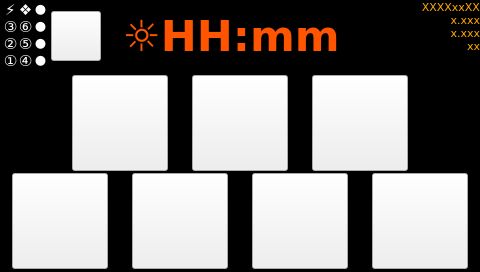
First picture: the form in SmartHome/page010.ui, repository fmandracci/smart-home, before the edit.
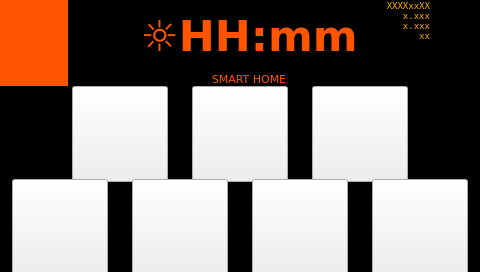
Second picture: the form after the edit. Icons and pictures are not drawn. Custom widgets are drawn as their Qt base class.

```diff
--- a/SmartHome/page010.ui
+++ b/SmartHome/page010.ui
@@ -10,6 +10,12 @@
     <height>272</height>
    </rect>
   </property>
+<property name="sizePolicy">
+<sizepolicy hsizetype="MinimumExpanding" vsizetype="MinimumExpanding">
+<horstretch>0</horstretch>
+<verstretch>0</verstretch>
+</sizepolicy>
+</property>
   <property name="minimumSize">
    <size>
     <width>272</width>
@@ -18,8 +24,8 @@
   </property>
   <property name="maximumSize">
    <size>
-    <width>800</width>
-    <height>800</height>
+<width>1280</width>
+<height>1280</height>
    </size>
   </property>
   <property name="windowTitle">
@@ -39,609 +45,21 @@
     <number>0</number>
    </property>
    <item>
-    <layout class="QHBoxLayout" name="horizontalLayout">
-     <property name="spacing">
-      <number>0</number>
-     </property>
-     <item>
-      <layout class="QGridLayout" name="gridLayout_leds">
-       <property name="leftMargin">
-        <number>3</number>
-       </property>
-       <property name="topMargin">
-        <number>0</number>
-       </property>
-       <property name="rightMargin">
-        <number>3</number>
-       </property>
-       <property name="bottomMargin">
-        <number>0</number>
-       </property>
-       <property name="spacing">
-        <number>0</number>
-       </property>
-       <item row="4" column="2">
-        <widget class="QLabel" name="label_yellow_2">
-         <property name="sizePolicy">
-          <sizepolicy hsizetype="Fixed" vsizetype="Fixed">
-           <horstretch>0</horstretch>
-           <verstretch>0</verstretch>
-          </sizepolicy>
-         </property>
-         <property name="minimumSize">
-          <size>
-           <width>15</width>
-           <height>15</height>
-          </size>
-         </property>
-         <property name="maximumSize">
-          <size>
-           <width>15</width>
-           <height>15</height>
-          </size>
-         </property>
-         <property name="font">
-          <font>
-           <family>DejaVu Sans</family>
-           <pointsize>10</pointsize>
-          </font>
-         </property>
-         <property name="styleSheet">
-          <string notr="true">color: rgb(255, 255, 255);</string>
-         </property>
-         <property name="text">
-          <string notr="true">●</string>
-         </property>
-         <property name="scaledContents">
-          <bool>false</bool>
-         </property>
-         <property name="alignment">
-          <set>Qt::AlignBottom|Qt::AlignHCenter</set>
-         </property>
-        </widget>
-       </item>
-       <item row="1" column="2">
-        <widget class="QLabel" name="label_red">
-         <property name="sizePolicy">
-          <sizepolicy hsizetype="Fixed" vsizetype="Fixed">
-           <horstretch>0</horstretch>
-           <verstretch>0</verstretch>
-          </sizepolicy>
-         </property>
-         <property name="minimumSize">
-          <size>
-           <width>15</width>
-           <height>15</height>
-          </size>
-         </property>
-         <property name="maximumSize">
-          <size>
-           <width>15</width>
-           <height>15</height>
-          </size>
-         </property>
-         <property name="font">
-          <font>
-           <family>DejaVu Sans</family>
-           <pointsize>10</pointsize>
-          </font>
-         </property>
-         <property name="styleSheet">
-          <string notr="true">color: rgb(255, 255, 255);</string>
-         </property>
-         <property name="text">
-          <string notr="true">●</string>
-         </property>
-         <property name="scaledContents">
-          <bool>false</bool>
-         </property>
-         <property name="alignment">
-          <set>Qt::AlignBottom|Qt::AlignHCenter</set>
-         </property>
-        </widget>
-       </item>
-       <item row="2" column="2">
-        <widget class="QLabel" name="label_yellow_1">
-         <property name="sizePolicy">
-          <sizepolicy hsizetype="Fixed" vsizetype="Fixed">
-           <horstretch>0</horstretch>
-           <verstretch>0</verstretch>
-          </sizepolicy>
-         </property>
-         <property name="minimumSize">
-          <size>
-           <width>15</width>
-           <height>15</height>
-          </size>
-         </property>
-         <property name="maximumSize">
-          <size>
-           <width>15</width>
-           <height>15</height>
-          </size>
-         </property>
-         <property name="font">
-          <font>
-           <family>DejaVu Sans</family>
-           <pointsize>10</pointsize>
-          </font>
-         </property>
-         <property name="styleSheet">
-          <string notr="true">color: rgb(255, 255, 255);</string>
-         </property>
-         <property name="text">
-          <string notr="true">●</string>
-         </property>
-         <property name="scaledContents">
-          <bool>false</bool>
-         </property>
-         <property name="alignment">
-          <set>Qt::AlignBottom|Qt::AlignHCenter</set>
-         </property>
-        </widget>
-       </item>
-       <item row="4" column="0">
-        <widget class="QLabel" name="label_T1">
-         <property name="sizePolicy">
-          <sizepolicy hsizetype="Fixed" vsizetype="Fixed">
-           <horstretch>0</horstretch>
-           <verstretch>0</verstretch>
-          </sizepolicy>
-         </property>
-         <property name="minimumSize">
-          <size>
-           <width>15</width>
-           <height>15</height>
-          </size>
-         </property>
-         <property name="maximumSize">
-          <size>
-           <width>15</width>
-           <height>15</height>
-          </size>
-         </property>
-         <property name="font">
-          <font>
-           <family>DejaVu Sans</family>
-           <pointsize>11</pointsize>
-          </font>
-         </property>
-         <property name="styleSheet">
-          <string notr="true">color: rgb(255, 255, 255);</string>
-         </property>
-         <property name="text">
-          <string notr="true">①</string>
-         </property>
-         <property name="scaledContents">
-          <bool>true</bool>
-         </property>
-         <property name="alignment">
-          <set>Qt::AlignCenter</set>
-         </property>
-        </widget>
-       </item>
-       <item row="0" column="2">
-        <widget class="QLabel" name="label_green">
-         <property name="sizePolicy">
-          <sizepolicy hsizetype="Fixed" vsizetype="Fixed">
-           <horstretch>0</horstretch>
-           <verstretch>0</verstretch>
-          </sizepolicy>
-         </property>
-         <property name="minimumSize">
-          <size>
-           <width>15</width>
-           <height>15</height>
-          </size>
-         </property>
-         <property name="maximumSize">
-          <size>
-           <width>15</width>
-           <height>15</height>
-          </size>
-         </property>
-         <property name="font">
-          <font>
-           <family>DejaVu Sans</family>
-           <pointsize>10</pointsize>
-          </font>
-         </property>
-         <property name="styleSheet">
-          <string notr="true">color: rgb(255, 255, 255);</string>
-         </property>
-         <property name="text">
-          <string notr="true">●</string>
-         </property>
-         <property name="scaledContents">
-          <bool>false</bool>
-         </property>
-         <property name="alignment">
-          <set>Qt::AlignBottom|Qt::AlignHCenter</set>
-         </property>
-        </widget>
-       </item>
-       <item row="0" column="0">
-        <widget class="QLabel" name="label_EP">
-         <property name="sizePolicy">
-          <sizepolicy hsizetype="Fixed" vsizetype="Fixed">
-           <horstretch>0</horstretch>
-           <verstretch>0</verstretch>
-          </sizepolicy>
-         </property>
-         <property name="minimumSize">
-          <size>
-           <width>15</width>
-           <height>15</height>
-          </size>
-         </property>
-         <property name="maximumSize">
-          <size>
-           <width>15</width>
-           <height>15</height>
-          </size>
-         </property>
-         <property name="font">
-          <font>
-           <family>DejaVu Sans</family>
-           <pointsize>11</pointsize>
-          </font>
-         </property>
-         <property name="styleSheet">
-          <string notr="true">color: rgb(255, 255, 255);</string>
-         </property>
-         <property name="text">
-          <string notr="true">⚡</string>
-         </property>
-         <property name="scaledContents">
-          <bool>true</bool>
-         </property>
-         <property name="alignment">
-          <set>Qt::AlignCenter</set>
-         </property>
-        </widget>
-       </item>
+<layout class="QGridLayout" name="gridLayout_header">
        <item row="0" column="1">
-        <widget class="QLabel" name="label_BA">
-         <property name="sizePolicy">
-          <sizepolicy hsizetype="Fixed" vsizetype="Fixed">
-           <horstretch>0</horstretch>
-           <verstretch>0</verstretch>
-          </sizepolicy>
-         </property>
-         <property name="minimumSize">
+<spacer name="horizontalSpacer">
+<property name="orientation">
+<enum>Qt::Horizontal</enum>
+</property>
+<property name="sizeHint" stdset="0">
           <size>
-           <width>15</width>
-           <height>15</height>
-          </size>
-         </property>
-         <property name="maximumSize">
-          <size>
-           <width>15</width>
-           <height>15</height>
-          </size>
-         </property>
-         <property name="font">
-          <font>
-           <family>DejaVu Sans</family>
-           <pointsize>11</pointsize>
-          </font>
-         </property>
-         <property name="styleSheet">
-          <string notr="true">color: rgb(255, 255, 255);</string>
-         </property>
-         <property name="text">
-          <string notr="true">❖</string>
-         </property>
-         <property name="scaledContents">
-          <bool>true</bool>
-         </property>
-         <property name="alignment">
-          <set>Qt::AlignCenter</set>
-         </property>
-        </widget>
-       </item>
-       <item row="1" column="1">
-        <widget class="QLabel" name="label_T6">
-         <property name="sizePolicy">
-          <sizepolicy hsizetype="Fixed" vsizetype="Fixed">
-           <horstretch>0</horstretch>
-           <verstretch>0</verstretch>
-          </sizepolicy>
-         </property>
-         <property name="minimumSize">
-          <size>
-           <width>15</width>
-           <height>15</height>
-          </size>
-         </property>
-         <property name="maximumSize">
-          <size>
-           <width>15</width>
-           <height>15</height>
-          </size>
-         </property>
-         <property name="font">
-          <font>
-           <family>DejaVu Sans</family>
-           <pointsize>11</pointsize>
-          </font>
-         </property>
-         <property name="styleSheet">
-          <string notr="true">color: rgb(255, 255, 255);</string>
-         </property>
-         <property name="text">
-          <string notr="true">⑥</string>
-         </property>
-         <property name="scaledContents">
-          <bool>true</bool>
-         </property>
-         <property name="alignment">
-          <set>Qt::AlignCenter</set>
-         </property>
-        </widget>
-       </item>
-       <item row="4" column="1">
-        <widget class="QLabel" name="label_T4">
-         <property name="sizePolicy">
-          <sizepolicy hsizetype="Fixed" vsizetype="Fixed">
-           <horstretch>0</horstretch>
-           <verstretch>0</verstretch>
-          </sizepolicy>
-         </property>
-         <property name="minimumSize">
-          <size>
-           <width>15</width>
-           <height>15</height>
-          </size>
-         </property>
-         <property name="maximumSize">
-          <size>
-           <width>15</width>
-           <height>15</height>
-          </size>
-         </property>
-         <property name="font">
-          <font>
-           <family>DejaVu Sans</family>
-           <pointsize>11</pointsize>
-          </font>
-         </property>
-         <property name="styleSheet">
-          <string notr="true">color: rgb(255, 255, 255);</string>
-         </property>
-         <property name="text">
-          <string notr="true">④</string>
-         </property>
-         <property name="scaledContents">
-          <bool>true</bool>
-         </property>
-         <property name="alignment">
-          <set>Qt::AlignCenter</set>
-         </property>
-        </widget>
-       </item>
-       <item row="1" column="0">
-        <widget class="QLabel" name="label_T3">
-         <property name="sizePolicy">
-          <sizepolicy hsizetype="Fixed" vsizetype="Fixed">
-           <horstretch>0</horstretch>
-           <verstretch>0</verstretch>
-          </sizepolicy>
-         </property>
-         <property name="minimumSize">
-          <size>
-           <width>15</width>
-           <height>15</height>
-          </size>
-         </property>
-         <property name="maximumSize">
-          <size>
-           <width>15</width>
-           <height>15</height>
-          </size>
-         </property>
-         <property name="font">
-          <font>
-           <family>DejaVu Sans</family>
-           <pointsize>11</pointsize>
-          </font>
-         </property>
-         <property name="styleSheet">
-          <string notr="true">color: rgb(255, 255, 255);</string>
-         </property>
-         <property name="text">
-          <string notr="true">③</string>
-         </property>
-         <property name="scaledContents">
-          <bool>true</bool>
-         </property>
-         <property name="alignment">
-          <set>Qt::AlignCenter</set>
-         </property>
-        </widget>
-       </item>
-       <item row="2" column="0">
-        <widget class="QLabel" name="label_T2">
-         <property name="sizePolicy">
-          <sizepolicy hsizetype="Fixed" vsizetype="Fixed">
-           <horstretch>0</horstretch>
-           <verstretch>0</verstretch>
-          </sizepolicy>
-         </property>
-         <property name="minimumSize">
-          <size>
-           <width>15</width>
-           <height>15</height>
-          </size>
-         </property>
-         <property name="maximumSize">
-          <size>
-           <width>15</width>
-           <height>15</height>
-          </size>
-         </property>
-         <property name="font">
-          <font>
-           <family>DejaVu Sans</family>
-           <pointsize>11</pointsize>
-          </font>
-         </property>
-         <property name="styleSheet">
-          <string notr="true">color: rgb(255, 255, 255);</string>
-         </property>
-         <property name="text">
-          <string notr="true">②</string>
-         </property>
-         <property name="scaledContents">
-          <bool>true</bool>
-         </property>
-         <property name="alignment">
-          <set>Qt::AlignCenter</set>
-         </property>
-        </widget>
-       </item>
-       <item row="2" column="1">
-        <widget class="QLabel" name="label_T5">
-         <property name="sizePolicy">
-          <sizepolicy hsizetype="Fixed" vsizetype="Fixed">
-           <horstretch>0</horstretch>
-           <verstretch>0</verstretch>
-          </sizepolicy>
-         </property>
-         <property name="minimumSize">
-          <size>
-           <width>15</width>
-           <height>15</height>
-          </size>
-         </property>
-         <property name="maximumSize">
-          <size>
-           <width>15</width>
-           <height>15</height>
-          </size>
-         </property>
-         <property name="font">
-          <font>
-           <family>DejaVu Sans</family>
-           <pointsize>11</pointsize>
-          </font>
-         </property>
-         <property name="styleSheet">
-          <string notr="true">color: rgb(255, 255, 255);</string>
-         </property>
-         <property name="text">
-          <string notr="true">⑤</string>
-         </property>
-         <property name="scaledContents">
-          <bool>true</bool>
-         </property>
-         <property name="alignment">
-          <set>Qt::AlignCenter</set>
-         </property>
-        </widget>
-       </item>
-      </layout>
-     </item>
-     <item>
-      <widget class="ATCMbutton" name="atcmButton_configurazione">
-       <property name="sizePolicy">
-        <sizepolicy hsizetype="Fixed" vsizetype="Fixed">
-         <horstretch>0</horstretch>
-         <verstretch>0</verstretch>
-        </sizepolicy>
-       </property>
-       <property name="minimumSize">
-        <size>
-         <width>50</width>
-         <height>50</height>
-        </size>
-       </property>
-       <property name="maximumSize">
-        <size>
-         <width>50</width>
-         <height>50</height>
-        </size>
-       </property>
-       <property name="font">
-        <font>
-         <family>DejaVu Sans</family>
-         <pointsize>24</pointsize>
-        </font>
-       </property>
-       <property name="iconSize">
-        <size>
-         <width>32</width>
-         <height>32</height>
-        </size>
-       </property>
-       <property name="toolTip">
-        <string/>
-       </property>
-       <property name="whatsThis">
-        <string>ATCMbutton widget</string>
-       </property>
-       <property name="pageName">
-        <string notr="true">page005</string>
-       </property>
-       <property name="passwordVar">
-        <string>PLC_ConfigPassword</string>
-       </property>
-       <property name="statusvar">
-        <string/>
-       </property>
-       <property name="viewStatus">
-        <bool>false</bool>
-       </property>
-       <property name="visibilityVar">
-        <string/>
-       </property>
-       <property name="bgColor">
-        <color>
-         <red>0</red>
-         <green>0</green>
-         <blue>0</blue>
-        </color>
-       </property>
-       <property name="borderColor">
-        <color>
-         <red>0</red>
-         <green>0</green>
-         <blue>0</blue>
-        </color>
-       </property>
-       <property name="fontColor">
-        <color>
-         <red>0</red>
-         <green>0</green>
-         <blue>0</blue>
-        </color>
-       </property>
-       <property name="bgPressColor">
-        <color>
-         <red>255</red>
-         <green>85</green>
-         <blue>0</blue>
-        </color>
-       </property>
-       <property name="text">
-        <string/>
-       </property>
-       <property name="pressText">
-        <string/>
-       </property>
-       <property name="icon">
-        <iconset resource="resources.qrc">
-         <normaloff>:/icons/icons/System.png</normaloff>:/icons/icons/System.png</iconset>
-       </property>
-       <property name="borderRadius">
-        <number>5</number>
-       </property>
-       <property name="apparence">
-        <enum>QFrame::Plain</enum>
-       </property>
-      </widget>
-     </item>
-     <item>
+<width>40</width>
+<height>20</height>
+</size>
+</property>
+</spacer>
+</item>
+<item row="0" column="2">
       <widget class="QPushButton" name="pushButton_time">
        <property name="sizePolicy">
         <sizepolicy hsizetype="MinimumExpanding" vsizetype="MinimumExpanding">
@@ -687,48 +105,7 @@
        </property>
       </widget>
      </item>
-     <item>
-      <widget class="QPushButton" name="pushButton_home">
-       <property name="sizePolicy">
-        <sizepolicy hsizetype="Fixed" vsizetype="Fixed">
-         <horstretch>0</horstretch>
-         <verstretch>0</verstretch>
-        </sizepolicy>
-       </property>
-       <property name="minimumSize">
-        <size>
-         <width>38</width>
-         <height>38</height>
-        </size>
-       </property>
-       <property name="font">
-        <font>
-         <family>DejaVu Sans</family>
-         <pointsize>8</pointsize>
-        </font>
-       </property>
-       <property name="focusPolicy">
-        <enum>Qt::NoFocus</enum>
-       </property>
-       <property name="text">
-        <string/>
-       </property>
-       <property name="icon">
-        <iconset resource="systemicons.qrc">
-         <normaloff>:/systemicons/Home.png</normaloff>:/systemicons/Home.png</iconset>
-       </property>
-       <property name="iconSize">
-        <size>
-         <width>32</width>
-         <height>32</height>
-        </size>
-       </property>
-       <property name="flat">
-        <bool>true</bool>
-       </property>
-      </widget>
-     </item>
-     <item>
+<item row="0" column="3">
       <widget class="QLabel" name="label_versions">
        <property name="sizePolicy">
         <sizepolicy hsizetype="MinimumExpanding" vsizetype="MinimumExpanding">
@@ -738,20 +115,23 @@
        </property>
        <property name="minimumSize">
         <size>
-         <width>80</width>
-         <height>72</height>
+<width>50</width>
+<height>50</height>
         </size>
        </property>
        <property name="maximumSize">
         <size>
-         <width>80</width>
+<width>16777215</width>
          <height>72</height>
         </size>
        </property>
        <property name="font">
         <font>
-         <family>DejaVu Sans</family>
-         <pointsize>8</pointsize>
+<family>DejaVu Sans Mono</family>
+<pointsize>7</pointsize>
+<weight>50</weight>
+<italic>false</italic>
+<bold>false</bold>
         </font>
        </property>
        <property name="styleSheet">
@@ -768,6 +148,103 @@
        </property>
       </widget>
      </item>
+<item row="0" column="0" rowspan="2">
+<widget class="HeaderLeds" name="header_leds" native="true">
+<property name="sizePolicy">
+<sizepolicy hsizetype="MinimumExpanding" vsizetype="MinimumExpanding">
+<horstretch>0</horstretch>
+<verstretch>0</verstretch>
+</sizepolicy>
+</property>
+<property name="minimumSize">
+<size>
+<width>48</width>
+<height>72</height>
+</size>
+</property>
+<property name="styleSheet">
+<string notr="true">background-color: rgb(255, 85, 0);</string>
+</property>
+<property name="font">
+ <font>
+  <family>DejaVu Sans</family>
+  <pointsize>8</pointsize>
+ </font>
+</property>
+</widget>
+</item>
+<item row="0" column="4">
+<widget class="QPushButton" name="pushButton_home">
+<property name="sizePolicy">
+<sizepolicy hsizetype="Fixed" vsizetype="Fixed">
+<horstretch>0</horstretch>
+<verstretch>0</verstretch>
+</sizepolicy>
+</property>
+<property name="minimumSize">
+<size>
+<width>50</width>
+<height>50</height>
+</size>
+</property>
+<property name="maximumSize">
+<size>
+<width>72</width>
+<height>90</height>
+</size>
+</property>
+<property name="font">
+<font>
+<family>DejaVu Sans</family>
+<pointsize>8</pointsize>
+</font>
+</property>
+<property name="focusPolicy">
+<enum>Qt::NoFocus</enum>
+</property>
+<property name="text">
+<string/>
+</property>
+<property name="icon">
+<iconset resource="systemicons.qrc">
+<normaloff>:/systemicons/Home.png</normaloff>:/systemicons/Home.png</iconset>
+</property>
+<property name="iconSize">
+<size>
+<width>48</width>
+<height>48</height>
+</size>
+</property>
+<property name="flat">
+<bool>true</bool>
+</property>
+</widget>
+</item>
+<item row="1" column="1" colspan="3">
+<widget class="QLabel" name="label_title">
+<property name="maximumSize">
+<size>
+<width>16777215</width>
+<height>18</height>
+</size>
+</property>
+<property name="font">
+<font>
+<family>DejaVu Sans</family>
+  <pointsize>8</pointsize>
+</font>
+</property>
+<property name="styleSheet">
+<string notr="true">color: rgb(255, 85, 0);</string>
+</property>
+<property name="text">
+<string>SMART HOME</string>
+</property>
+<property name="alignment">
+<set>Qt::AlignHCenter|Qt::AlignTop</set>
+</property>
+</widget>
+</item>
     </layout>
    </item>
    <item>
@@ -775,10 +252,13 @@
      <property name="orientation">
       <enum>Qt::Vertical</enum>
      </property>
+<property name="sizeType">
+<enum>QSizePolicy::MinimumExpanding</enum>
+</property>
      <property name="sizeHint" stdset="0">
       <size>
        <width>20</width>
-       <height>40</height>
+<height>0</height>
       </size>
      </property>
     </spacer>
@@ -1118,10 +598,13 @@
      <property name="orientation">
       <enum>Qt::Vertical</enum>
      </property>
+<property name="sizeType">
+<enum>QSizePolicy::MinimumExpanding</enum>
+</property>
      <property name="sizeHint" stdset="0">
       <size>
        <width>20</width>
-       <height>40</height>
+<height>0</height>
       </size>
      </property>
     </spacer>
@@ -1372,10 +855,13 @@
        </property>
        <property name="iconSize">
         <size>
-         <width>72</width>
-         <height>72</height>
-        </size>
-       </property>
+<width>48</width>
+<height>48</height>
+</size>
+</property>
+<property name="styleSheet">
+<string notr="true"/>
+</property>
        <property name="toolTip">
         <string/>
        </property>
@@ -1565,10 +1051,13 @@
      <property name="orientation">
       <enum>Qt::Vertical</enum>
      </property>
+<property name="sizeType">
+<enum>QSizePolicy::MinimumExpanding</enum>
+</property>
      <property name="sizeHint" stdset="0">
       <size>
        <width>20</width>
-       <height>40</height>
+<height>0</height>
       </size>
      </property>
     </spacer>
@@ -1581,6 +1070,12 @@
    <extends>QPushButton</extends>
    <header>atcmplugin.h</header>
   </customwidget>
+<customwidget>
+<class>HeaderLeds</class>
+<extends>QWidget</extends>
+<header>headerleds.h</header>
+<container>1</container>
+</customwidget>
  </customwidgets>
  <resources>
   <include location="systemicons.qrc"/>
```
Left out of the diff: 68 changed lines with no effect on the pictures. Lines whose indentation alone changed are shown as unchanged.
